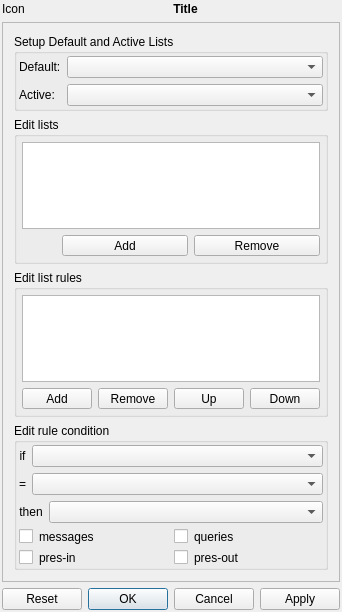
First picture: the form in src/plugins/privacylists/editlistsdialog2.ui, repository xnamed/vacuum-im, before the edit.
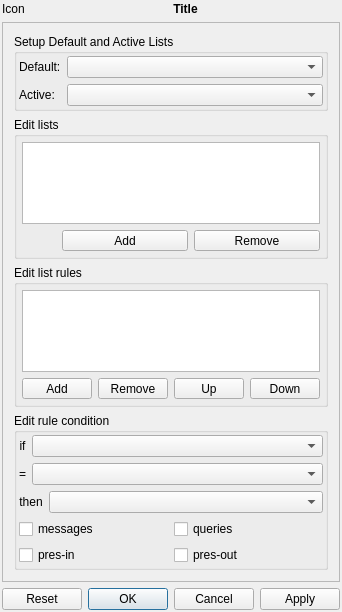
Second picture: the form after the edit. Custom widgets are drawn as their Qt base class.

The edit to the form file:
```diff
--- a/src/plugins/privacylists/editlistsdialog2.ui
+++ b/src/plugins/privacylists/editlistsdialog2.ui
@@ -16,7 +16,7 @@
     <verstretch>0</verstretch>
    </sizepolicy>
   </property>
-  <layout class="QVBoxLayout" name="verticalLayouMain">
+  <layout class="QVBoxLayout" name="verticalLayout_5">
    <property name="leftMargin">
     <number>2</number>
    </property>
@@ -78,7 +78,7 @@
       </property>
       <layout class="QVBoxLayout" name="verticalLayout_4">
        <item>
-        <widget class="MGroupBox" name="grbDefaults">
+        <widget class="QGroupBox" name="grbDefaults">
          <property name="sizePolicy">
           <sizepolicy hsizetype="Expanding" vsizetype="Preferred">
            <horstretch>0</horstretch>
@@ -167,7 +167,7 @@
         </widget>
        </item>
        <item>
-        <widget class="MGroupBox" name="grbLists">
+        <widget class="QGroupBox" name="grbLists">
          <property name="sizePolicy">
           <sizepolicy hsizetype="Preferred" vsizetype="Preferred">
            <horstretch>2</horstretch>
@@ -247,7 +247,7 @@
         </widget>
        </item>
        <item>
-        <widget class="MGroupBox" name="grbRulesList">
+        <widget class="QGroupBox" name="grbRulesList">
          <property name="sizePolicy">
           <sizepolicy hsizetype="Preferred" vsizetype="Preferred">
            <horstretch>5</horstretch>
@@ -340,7 +340,7 @@
         </widget>
        </item>
        <item>
-        <widget class="MGroupBox" name="grbRuleCondition">
+        <widget class="QGroupBox" name="grbRuleCondition">
          <property name="sizePolicy">
           <sizepolicy hsizetype="Expanding" vsizetype="Expanding">
            <horstretch>0</horstretch>
@@ -451,19 +451,6 @@
            <layout class="QHBoxLayout">
             <item>
              <widget class="QCheckBox" name="chbMessage">
-              <property name="sizePolicy">
-               <sizepolicy hsizetype="Fixed" vsizetype="Fixed">
-                <horstretch>0</horstretch>
-                <verstretch>0</verstretch>
-               </sizepolicy>
-              </property>
-              <property name="text">
-               <string/>
-              </property>
-             </widget>
-            </item>
-            <item>
-             <widget class="QLabel" name="label">
               <property name="text">
                <string>messages</string>
               </property>
@@ -471,19 +458,6 @@
             </item>
             <item>
              <widget class="QCheckBox" name="chbQueries">
-              <property name="sizePolicy">
-               <sizepolicy hsizetype="Fixed" vsizetype="Fixed">
-                <horstretch>0</horstretch>
-                <verstretch>0</verstretch>
-               </sizepolicy>
-              </property>
-              <property name="text">
-               <string/>
-              </property>
-             </widget>
-            </item>
-            <item>
-             <widget class="QLabel" name="label_2">
               <property name="text">
                <string>queries</string>
               </property>
@@ -495,19 +469,6 @@
            <layout class="QHBoxLayout" name="horizontalLayout_4">
             <item>
              <widget class="QCheckBox" name="chbPresenceIn">
-              <property name="sizePolicy">
-               <sizepolicy hsizetype="Fixed" vsizetype="Fixed">
-                <horstretch>0</horstretch>
-                <verstretch>0</verstretch>
-               </sizepolicy>
-              </property>
-              <property name="text">
-               <string/>
-              </property>
-             </widget>
-            </item>
-            <item>
-             <widget class="QLabel" name="label_3">
               <property name="text">
                <string>pres-in</string>
               </property>
@@ -515,19 +476,6 @@
             </item>
             <item>
              <widget class="QCheckBox" name="chbPresenceOut">
-              <property name="sizePolicy">
-               <sizepolicy hsizetype="Fixed" vsizetype="Fixed">
-                <horstretch>0</horstretch>
-                <verstretch>0</verstretch>
-               </sizepolicy>
-              </property>
-              <property name="text">
-               <string/>
-              </property>
-             </widget>
-            </item>
-            <item>
-             <widget class="QLabel" name="label_4">
               <property name="text">
                <string>pres-out</string>
               </property>
@@ -552,14 +500,6 @@
   </layout>
  </widget>
  <layoutdefault spacing="6" margin="11"/>
- <customwidgets>
-  <customwidget>
-   <class>MGroupBox</class>
-   <extends>QGroupBox</extends>
-   <header>utils/mgroupbox.h</header>
-   <container>1</container>
-  </customwidget>
- </customwidgets>
  <resources/>
  <connections/>
 </ui>
```
